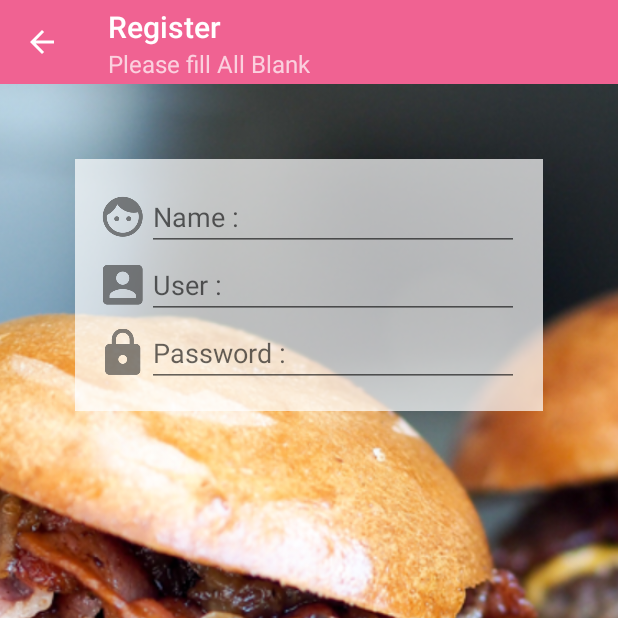
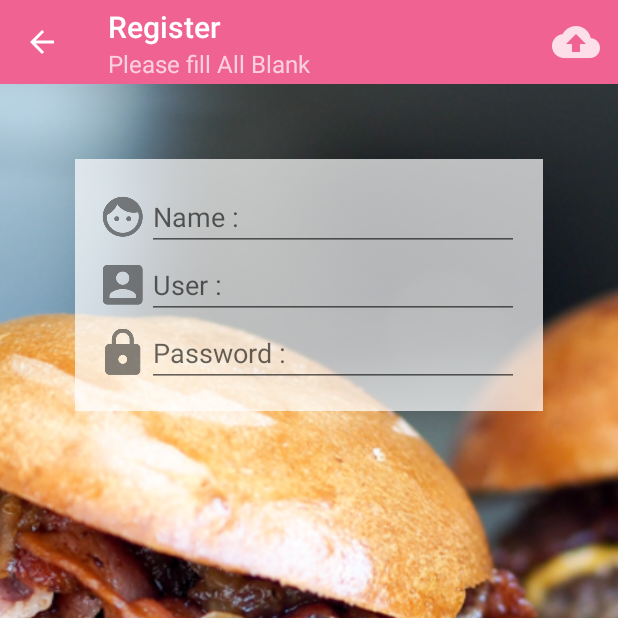
Before and after one commit to prawitn422/OanQRCode, an Android app: the screen it shows after launch (MainActivity), after a tap on "New Register", on a phone screen of 412 x 824 dp, the top half of it. Run offline under Robolectric (Android 15) with nearby library versions, the phone set to English and light mode, and no system bars.

```diff
--- a/app/src/main/res/layout/fragment_register.xml
+++ b/app/src/main/res/layout/fragment_register.xml
@@ -35,6 +35,7 @@
 
             <!--Text Field-->
             <EditText
+                android:id="@+id/edtName"
                 android:layout_width="match_parent"
                 android:layout_height="wrap_content"
                 android:hint="Name :"
@@ -57,6 +58,7 @@
 
             <!--Text Field-->
             <EditText
+                android:id="@+id/edtUser"
                 android:layout_width="match_parent"
                 android:layout_height="wrap_content"
                 android:hint="@string/user"
@@ -79,6 +81,7 @@
 
             <!--Text Field-->
             <EditText
+                android:id="@+id/edtPassword"
                 android:layout_width="match_parent"
                 android:layout_height="wrap_content"
                 android:hint="Password :"
--- /dev/null
+++ b/app/src/main/res/menu/menu_register.xml
@@ -0,0 +1,11 @@
+<?xml version="1.0" encoding="utf-8"?>
+<menu xmlns:android="http://schemas.android.com/apk/res/android"
+    xmlns:app="http://schemas.android.com/apk/res-auto">
+
+    <item
+        app:showAsAction="always"
+        android:icon="@drawable/ic_action_upload"
+        android:id="@+id/itemUpload"
+        android:title="@string/register" />
+
+</menu>
```
Also changed, not shown: app/src/main/java/oansweety/cpn/co/th/oanqrcode/fragment/RegisterFragment.java (+49 -0 lines), app/src/main/java/oansweety/cpn/co/th/oanqrcode/utility/MyAlert.java (added, +39 -0 lines), app/src/main/res/drawable-hdpi/ic_action_alert.png (added), app/src/main/res/drawable-hdpi/ic_action_upload.png (added), app/src/main/res/drawable-mdpi/ic_action_alert.png (added), app/src/main/res/drawable-mdpi/ic_action_upload.png (added), app/src/main/res/drawable-xhdpi/ic_action_alert.png (added), app/src/main/res/drawable-xhdpi/ic_action_upload.png (added), app/src/main/res/drawable-xxhdpi/ic_action_alert.png (added), app/src/main/res/drawable-xxhdpi/ic_action_upload.png (added).
